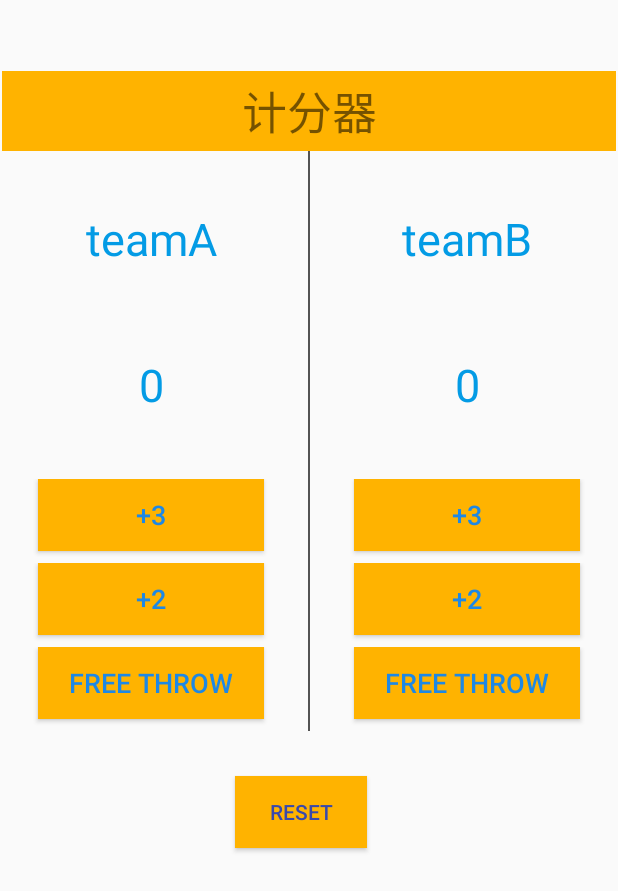
After one commit to StephenKai0205/Hello, an Android app: the layout score2.xml on its own in the app's theme, with its tools: preview values and no code run, on a phone screen of 412 x 824 dp. The commit adds this screen. Shown: the top 891 px of the screen. Run offline under Robolectric (Android 15) with nearby library versions, the phone set to English and light mode, and no system bars.

Commit message:
添加计数器2

```diff
--- a/app/src/main/java/com/example/hello/MainActivity.java
+++ b/app/src/main/java/com/example/hello/MainActivity.java
@@ -32,4 +32,10 @@ public class MainActivity extends AppCompatActivity {
         startActivity(intent);
 
     }
+    public void jumpCounter2(View v){
+        Intent intent = new Intent();
+        intent.setClass(MainActivity.this,counter2.class);
+        startActivity(intent);
+
+    }
 }
--- /dev/null
+++ b/app/src/main/java/com/example/hello/counter2.java
@@ -0,0 +1,39 @@
+package com.example.hello;
+
+import android.os.Bundle;
+import android.view.View;
+import android.widget.TextView;
+
+import androidx.appcompat.app.AppCompatActivity;
+
+public class counter2 extends AppCompatActivity {
+
+
+    @Override
+    public void onCreate(Bundle savedInstanceState) {
+        super.onCreate(savedInstanceState);
+        setContentView(R.layout.score);
+
+    }
+
+    public void addScoreTeamA(View v){
+        TextView score =(TextView)findViewById(R.id.textView25);
+        int i1 = Integer.parseInt(score.getText().toString());
+        int i2 = Integer.parseInt(v.getTag().toString());
+        score.setText(Integer.toString(i1+i2));
+
+    }
+    public void addScoreTeamB(View v){
+        TextView score =(TextView)findViewById(R.id.textView26);
+        int i1 = Integer.parseInt(score.getText().toString());
+        int i2 = Integer.parseInt(v.getTag().toString());
+        score.setText(Integer.toString(i1+i2));
+
+    }
+    public void Reset(View v){
+        TextView score1 =(TextView)findViewById(R.id.textView25);
+        score1.setText("0");
+        TextView score2 =(TextView)findViewById(R.id.textView26);
+        score2.setText("0");
+    }
+}
--- a/app/src/main/res/layout/main.xml
+++ b/app/src/main/res/layout/main.xml
@@ -67,6 +67,16 @@
             android:textColor="#1E88E5"
             android:textSize="36sp" />
 
+        <Button
+            android:id="@+id/button17"
+            android:layout_width="match_parent"
+            android:layout_height="wrap_content"
+            android:onClick="jumpCounter2"
+            android:tag="3"
+            android:text="counter2"
+            android:textColor="#1E88E5"
+            android:textSize="36sp" />
+
     </LinearLayout>
 
 </LinearLayout>
--- /dev/null
+++ b/app/src/main/res/layout/score2.xml
@@ -0,0 +1,268 @@
+<?xml version="1.0" encoding="utf-8"?>
+<androidx.constraintlayout.widget.ConstraintLayout
+    xmlns:android="http://schemas.android.com/apk/res/android"
+    xmlns:app="http://schemas.android.com/apk/res-auto"
+    xmlns:tools="http://schemas.android.com/tools"
+    android:layout_width="match_parent"
+    android:layout_height="match_parent">
+    tools:context=".counter2">
+
+    <LinearLayout
+        android:layout_width="409dp"
+        android:layout_height="729dp"
+        android:layout_marginStart="1dp"
+        android:layout_marginLeft="1dp"
+        android:layout_marginTop="1dp"
+        android:layout_marginEnd="1dp"
+        android:layout_marginRight="1dp"
+        android:layout_marginBottom="1dp"
+        android:orientation="vertical"
+        app:layout_constraintBottom_toBottomOf="parent"
+        app:layout_constraintEnd_toEndOf="parent"
+        app:layout_constraintStart_toStartOf="parent"
+        app:layout_constraintTop_toTopOf="parent">
+
+        <TextView
+            android:id="@+id/textView8"
+            android:layout_width="match_parent"
+            android:layout_height="53dp"
+            android:background="#FFB300"
+            android:gravity="center"
+            android:text="计分器"
+            android:textSize="30sp" />
+
+        <LinearLayout
+            android:layout_width="match_parent"
+            android:layout_height="117dp"
+            android:orientation="horizontal">
+
+            <TextView
+                android:id="@+id/textView20"
+                android:layout_width="wrap_content"
+                android:layout_height="match_parent"
+                android:layout_marginTop="16dp"
+                android:layout_marginBottom="16dp"
+                android:layout_weight="1"
+                android:gravity="center"
+                android:text="teamA"
+                android:textColor="#039BE5"
+                android:textSize="30sp" />
+
+            <View
+
+                android:layout_width="1dp"
+                android:layout_height="match_parent"
+                android:layout_marginLeft="5dp"
+                android:layout_marginTop="0dp"
+                android:layout_marginRight="5dp"
+                android:background="#aa000000" />
+
+            <TextView
+                android:id="@+id/textView24"
+                android:layout_width="wrap_content"
+                android:layout_height="match_parent"
+                android:layout_marginTop="16dp"
+                android:layout_marginBottom="16dp"
+                android:layout_weight="1"
+                android:gravity="center"
+                android:text="teamB"
+                android:textColor="#039BE5"
+                android:textSize="30sp" />
+
+        </LinearLayout>
+
+        <LinearLayout
+            android:layout_width="match_parent"
+            android:layout_height="101dp"
+            android:orientation="horizontal">
+
+            <TextView
+                android:id="@+id/textView25"
+                android:layout_width="wrap_content"
+                android:layout_height="match_parent"
+                android:layout_marginBottom="24dp"
+                android:layout_weight="1"
+                android:gravity="center|center_horizontal"
+                android:text="0"
+                android:textColor="#039BE5"
+                android:textSize="30sp" />
+
+            <View
+
+                android:layout_width="1dp"
+                android:layout_height="match_parent"
+                android:layout_marginLeft="5dp"
+                android:layout_marginTop="0dp"
+                android:layout_marginRight="5dp"
+                android:background="#aa000000" />
+
+            <TextView
+                android:id="@+id/textView26"
+                android:layout_width="wrap_content"
+                android:layout_height="match_parent"
+                android:layout_marginBottom="24dp"
+                android:layout_weight="1"
+                android:gravity="center"
+                android:text="0"
+                android:textColor="#039BE5"
+                android:textSize="30sp" />
+        </LinearLayout>
+
+        <LinearLayout
+            android:layout_width="match_parent"
+            android:layout_height="wrap_content"
+            android:orientation="horizontal">
+
+            <Button
+                android:id="@+id/button6"
+                android:layout_width="wrap_content"
+                android:layout_height="wrap_content"
+                android:layout_marginLeft="24dp"
+                android:layout_marginTop="0dp"
+                android:layout_marginRight="24dp"
+                android:layout_marginBottom="8dp"
+                android:layout_weight="1"
+                android:background="#FFB300"
+                android:onClick="addScoreTeamA"
+                android:tag="3"
+                android:text="+3"
+                android:textColor="#1E88E5"
+                android:textSize="18sp" />
+
+            <View
+
+                android:layout_width="1dp"
+                android:layout_height="match_parent"
+                android:layout_marginLeft="5dp"
+                android:layout_marginTop="0dp"
+                android:layout_marginRight="5dp"
+                android:background="#aa000000" />
+
+            <Button
+                android:id="@+id/button10"
+                android:layout_width="wrap_content"
+                android:layout_height="wrap_content"
+                android:layout_marginLeft="24dp"
+                android:layout_marginTop="0dp"
+                android:layout_marginRight="24dp"
+                android:layout_marginBottom="8dp"
+                android:layout_weight="1"
+                android:background="#FFB300"
+                android:onClick="addScoreTeamB"
+                android:tag="3"
+                android:text="+3"
+                android:textColor="#1E88E5"
+                android:textSize="18sp" />
+
+        </LinearLayout>
+
+        <LinearLayout
+            android:layout_width="match_parent"
+            android:layout_height="wrap_content"
+            android:orientation="horizontal">
+
+            <Button
+                android:id="@+id/button11"
+                android:layout_width="wrap_content"
+                android:layout_height="wrap_content"
+                android:layout_marginLeft="24dp"
+                android:layout_marginTop="0dp"
+                android:layout_marginRight="24dp"
+                android:layout_marginBottom="8dp"
+                android:layout_weight="1"
+                android:background="#FFB300"
+                android:onClick="addScoreTeamA"
+                android:tag="2"
+                android:text="+2"
+                android:textColor="#1E88E5"
+                android:textSize="18sp" />
+
+            <View
+
+                android:layout_width="1dp"
+                android:layout_height="match_parent"
+                android:layout_marginLeft="5dp"
+                android:layout_marginTop="0dp"
+                android:layout_marginRight="5dp"
+                android:background="#aa000000" />
+
+            <Button
+                android:id="@+id/button12"
+                android:layout_width="wrap_content"
+                android:layout_height="wrap_content"
+                android:layout_marginLeft="24dp"
+                android:layout_marginTop="0dp"
+                android:layout_marginRight="24dp"
+                android:layout_marginBottom="8dp"
+                android:layout_weight="1"
+                android:background="#FFB300"
+                android:onClick="addScoreTeamB"
+                android:tag="2"
+                android:text="+2"
+                android:textColor="#1E88E5"
+                android:textSize="18sp" />
+        </LinearLayout>
+
+        <LinearLayout
+            android:layout_width="match_parent"
+            android:layout_height="wrap_content"
+            android:orientation="horizontal">
+
+            <Button
+                android:id="@+id/button13"
+                android:layout_width="wrap_content"
+                android:layout_height="wrap_content"
+                android:layout_marginLeft="24dp"
+                android:layout_marginTop="0dp"
+                android:layout_marginRight="24dp"
+                android:layout_marginBottom="8dp"
+                android:layout_weight="1"
+                android:background="#FFB300"
+                android:onClick="addScoreTeamA"
+                android:tag="1"
+                android:text="free throw"
+                android:textColor="#1E88E5"
+                android:textSize="18sp" />
+
+            <View
+
+                android:layout_width="1dp"
+                android:layout_height="match_parent"
+                android:layout_marginLeft="5dp"
+                android:layout_marginTop="0dp"
+                android:layout_marginRight="5dp"
+                android:background="#aa000000" />
+
+            <Button
+                android:id="@+id/button14"
+                android:layout_width="wrap_content"
+                android:layout_height="wrap_content"
+                android:layout_marginLeft="24dp"
+                android:layout_marginTop="0dp"
+                android:layout_marginRight="24dp"
+                android:layout_marginBottom="8dp"
+                android:layout_weight="1"
+                android:background="#FFB300"
+                android:onClick="addScoreTeamB"
+                android:tag="1"
+                android:text="free throw"
+                android:textColor="#1E88E5"
+                android:textSize="18sp" />
+        </LinearLayout>
+
+        <Button
+            android:id="@+id/button15"
+            android:layout_width="wrap_content"
+            android:layout_height="wrap_content"
+            android:layout_marginLeft="155dp"
+            android:layout_marginTop="30dp"
+            android:layout_marginRight="24dp"
+            android:layout_marginBottom="24dp"
+            android:background="#FFB300"
+            android:gravity="center"
+            android:onClick="reset"
+            android:text="reset"
+            android:textColor="#3949AB" />
+
+    </LinearLayout>
+</androidx.constraintlayout.widget.ConstraintLayout>
```
